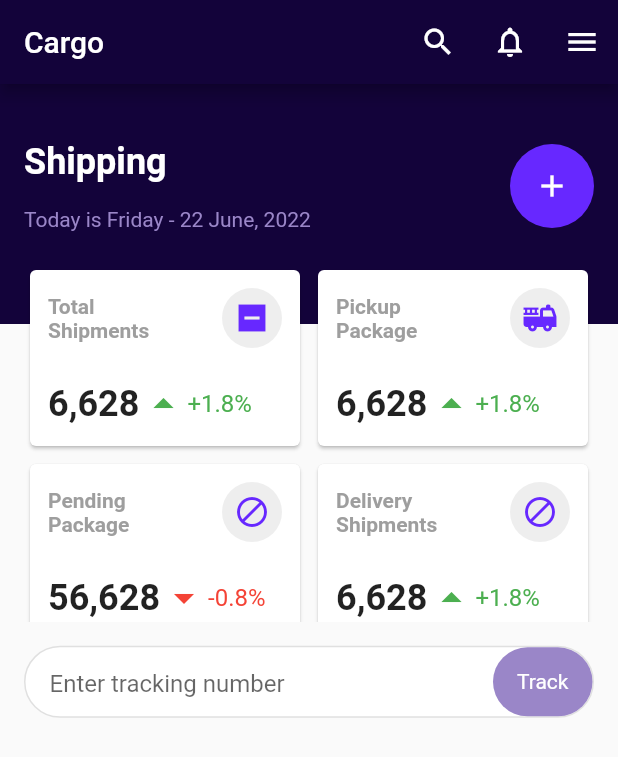
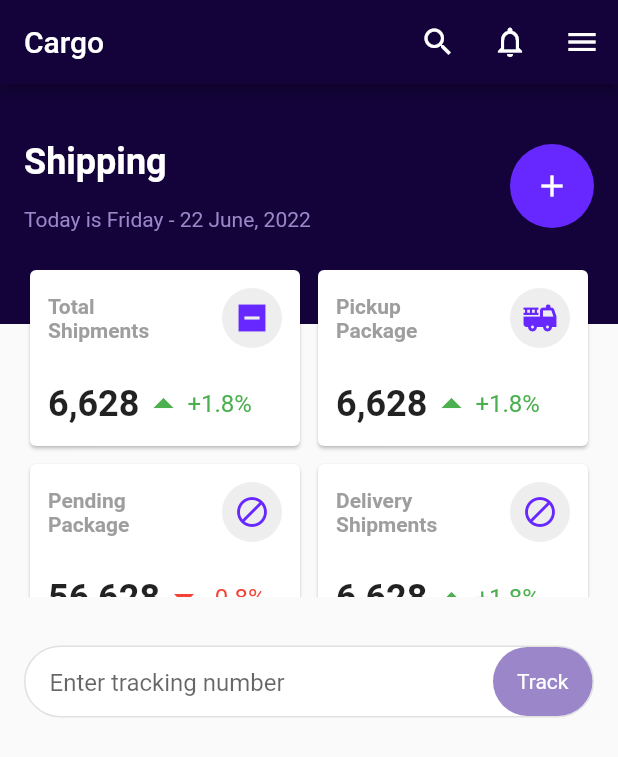
Before and after one commit to JAICHANGPARK/flutter_notebook_chapter_24, a Flutter app: the CargoShippingMainPage screen opened directly, on a phone screen of 412 x 824 dp. Shown: the top 757 px of the screen. Run offline on Flutter 3.47's test engine with Material 2 defaults, Android fonts, the phone set to English and light mode, and no system bars.

Commit message:
Update cargo_shipping_main_page.dart

```diff
--- a/lib/ep1351_cargo_shipping_app/view/cargo_shipping_main_page.dart
+++ b/lib/ep1351_cargo_shipping_app/view/cargo_shipping_main_page.dart
@@ -41,7 +41,7 @@ class _CargoShippingMainPageState extends State<CargoShippingMainPage> {
         child: Column(
           children: [
             Container(
-              height: MediaQuery.of(context).size.height / 2.2,
+              height: MediaQuery.of(context).size.height / 2.3,
               child: Stack(
                 children: [
                   Positioned(
@@ -312,7 +312,7 @@ class _CargoShippingMainPageState extends State<CargoShippingMainPage> {
             ),
             Container(
               height: 48,
-              margin: const EdgeInsets.symmetric(horizontal: 16),
+              margin: const EdgeInsets.symmetric(horizontal: 16, vertical: 16),
               decoration: BoxDecoration(
                 color: Colors.white,
                 borderRadius: BorderRadius.circular(28),
```
